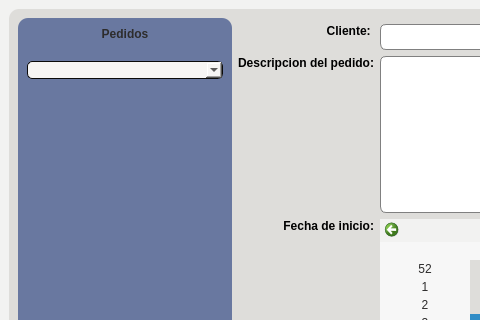
First picture: the form in Proyecto/Interfaces/Ui/Vista_previa_pedidos_window.ui, repository EdCenten0/MAPA-Python, before the edit; both pictures show x 0 to 480 and y 0 to 320 of the 1114 by 600 pixel window.
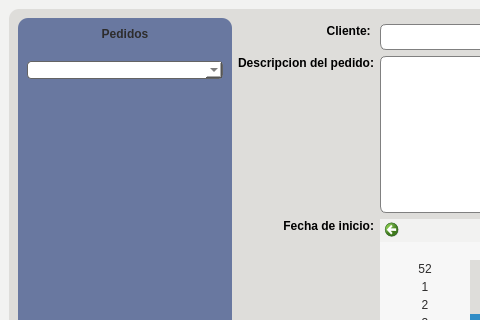
Second picture: the form after the edit.

Commit message: Cambio de estilos en vista_previa_pedidos

Patch:
```diff
--- a/Proyecto/Interfaces/Ui/Vista_previa_pedidos_window.ui
+++ b/Proyecto/Interfaces/Ui/Vista_previa_pedidos_window.ui
@@ -165,8 +165,14 @@
               <item>
                <widget class="QComboBox" name="comboBox_2">
                 <property name="styleSheet">
-                 <string notr="true">border:1px solid rgb(10,10,10);
-border-radius:5%;</string>
+                 <string notr="true">QComboBox{
+		background-color:rgb(255, 255, 255);
+		border:1px solid rgb(100,100,100);
+		color:rgb(50,50,50);
+		border-radius:4px;
+}
+
+</string>
                 </property>
                </widget>
               </item>
```
